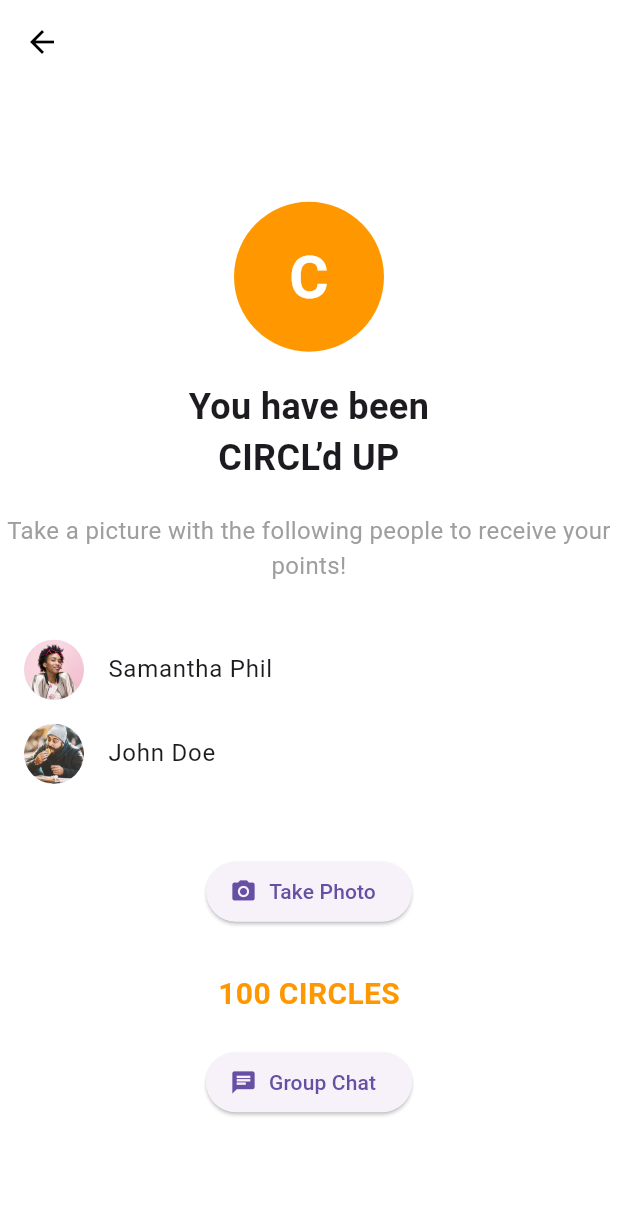
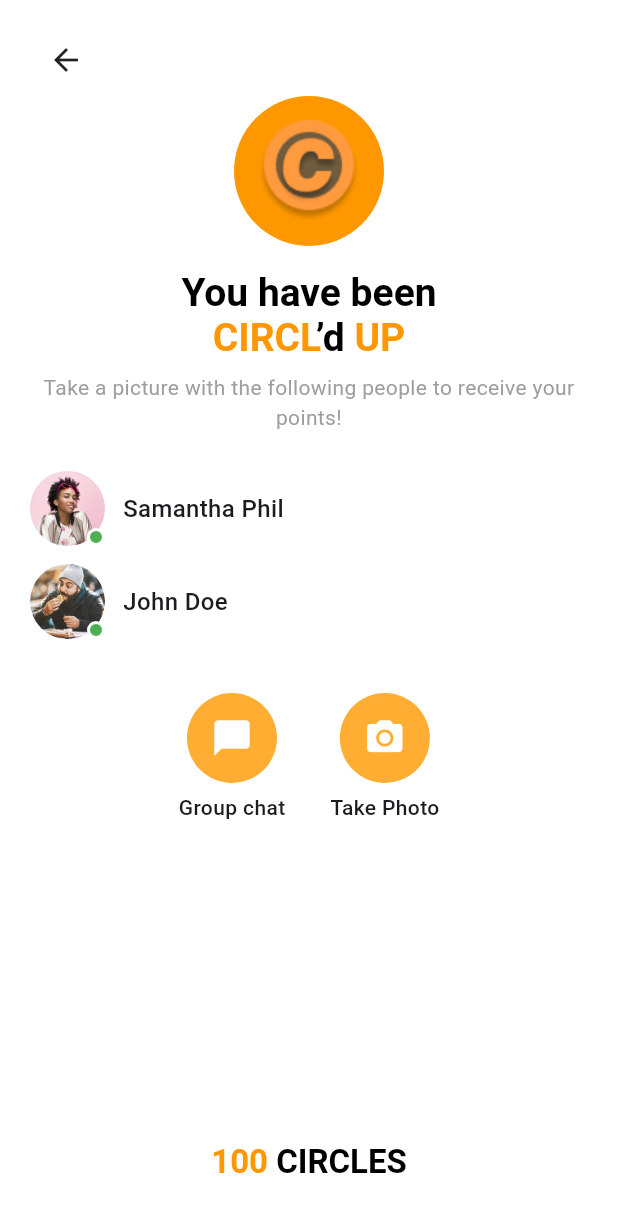
Before and after one commit to GogoPro27/CirclUp, a Flutter app: the MatchPage screen opened directly, on a phone screen of 412 x 824 dp. Shown: the top 1212 px of the screen. Run offline on Flutter 3.47's test engine with Material 3 defaults, Android fonts, the phone set to English and light mode, and no system bars; our stand-ins replace cloud_firestore, firebase_auth, firebase_core, google_maps_flutter, google_sign_in, image_picker and 1 more; accounts and stored records are empty.

Commit message:
Added camera, take photo option.

```diff
--- a/lib/screens/map_screen.dart
+++ b/lib/screens/map_screen.dart
@@ -1,5 +1,6 @@
 import 'package:flutter/material.dart';
 import 'package:google_maps_flutter/google_maps_flutter.dart';
+import 'package:circl_up_app/screens/match_page.dart'; // 👈 import MatchPage
 import '../data/data.dart'; // where your mockEvents live
 import '../models/event.dart';
 import '../widgets/event_details_bottom_sheet.dart';
@@ -69,6 +70,24 @@ class _MapScreenState extends State<MapScreen> {
             onTap: (_) => _closeCard(),
           ),
 
+          // ✅ Top-left Cupp icon
+          Positioned(
+            top: 40,
+            left: 20,
+            child: GestureDetector(
+              onTap: () {
+                Navigator.of(context).push(
+                  MaterialPageRoute(builder: (_) => const MatchPage()),
+                );
+              },
+              child: Image.asset(
+                'assets/Cupp_pair.png',
+                width: 70,
+                height: 70,
+              ),
+            ),
+          ),
+
           // Animated slide-up card (EventDetailsBottomSheet)
           AnimatedSlide(
             duration: const Duration(milliseconds: 300),
@@ -86,7 +105,7 @@ class _MapScreenState extends State<MapScreen> {
                   onParticipationChanged: () {
                     setState(() {}); // refresh participants count
                   },
-                  onClose: _closeCard, // 👈 back arrow closes card
+                  onClose: _closeCard,
                 ),
               ),
             ),
--- a/lib/screens/match_page.dart
+++ b/lib/screens/match_page.dart
@@ -1,116 +1,217 @@
-import 'package:circl_up_app/screens/camera_page.dart';
+import 'dart:io';
 import 'package:flutter/material.dart';
-import '../utils/constants.dart';
+import 'package:image_picker/image_picker.dart';
+import 'package:intl/intl.dart';
+import 'package:path/path.dart' as path;
+import 'package:permission_handler/permission_handler.dart';
 
-class MatchPage extends StatefulWidget {
+class MatchPage extends StatelessWidget {
   const MatchPage({Key? key}) : super(key: key);
 
-  @override
-  _MatchPageState createState() => _MatchPageState();
-}
+  Future<void> _takePhoto(BuildContext context) async {
+    final picker = ImagePicker();
 
-class _MatchPageState extends State<MatchPage> {
+    // Request camera + storage permissions
+    final cameraStatus = await Permission.camera.request();
+    final storageStatus = await Permission.storage.request();
+
+    if (!cameraStatus.isGranted || !storageStatus.isGranted) {
+      ScaffoldMessenger.of(context).showSnackBar(
+        const SnackBar(content: Text("Camera or storage permission denied")),
+      );
+      return;
+    }
+
+    // Open camera
+    final XFile? pickedFile = await picker.pickImage(source: ImageSource.camera);
+    if (pickedFile == null) return;
+
+    try {
+      // Path: /storage/emulated/0/Pictures/matched_pictures/
+      final Directory extDir =
+      Directory("/storage/emulated/0/Pictures/matched_pictures");
+
+      if (!(await extDir.exists())) {
+        await extDir.create(recursive: true);
+      }
+
+      // Unique name with timestamp
+      final String fileName =
+          "match_${DateFormat('yyyyMMdd_HHmmss').format(DateTime.now())}${path.extension(pickedFile.path)}";
+
+      final String newPath = path.join(extDir.path, fileName);
+
+      // Copy the photo
+      final File newImage = await File(pickedFile.path).copy(newPath);
+
+      // Feedback
+      ScaffoldMessenger.of(context).showSnackBar(
+        SnackBar(content: Text("Photo saved in Gallery: ${newImage.path}")),
+      );
+    } catch (e) {
+      ScaffoldMessenger.of(context).showSnackBar(
+        SnackBar(content: Text("Error saving photo: $e")),
+      );
+    }
+  }
+
   @override
   Widget build(BuildContext context) {
     return Scaffold(
-      appBar: AppBar(
-        backgroundColor: Colors.white,
-        elevation: 0,
-        leading: IconButton(
-          icon: const Icon(Icons.arrow_back, color: Colors.black),
-          onPressed: () => Navigator.of(context).pop(),
+      body: SafeArea(
+        child: Padding(
+          padding: const EdgeInsets.symmetric(horizontal: 20.0, vertical: 16),
+          child: Column(
+            crossAxisAlignment: CrossAxisAlignment.center,
+            children: [
+              // Back button
+              Align(
+                alignment: Alignment.centerLeft,
+                child: IconButton(
+                  icon: const Icon(Icons.arrow_back, color: Colors.black87),
+                  onPressed: () => Navigator.pop(context),
+                ),
+              ),
+
+              // Logo Circle
+              Container(
+                width: 100,
+                height: 100,
+                decoration: const BoxDecoration(
+                  shape: BoxShape.circle,
+                  color: Colors.orange,
+                ),
+                child: Padding(
+                  padding: const EdgeInsets.all(8.0),
+                  child: Image.asset("assets/Cupp_pair.png"),
+                ),
+              ),
+              const SizedBox(height: 16),
+
+              // Title
+              RichText(
+                textAlign: TextAlign.center,
+                text: const TextSpan(
+                  style: TextStyle(fontSize: 26, fontWeight: FontWeight.bold),
+                  children: [
+                    TextSpan(
+                        text: "You have been\n",
+                        style: TextStyle(color: Colors.black)),
+                    TextSpan(
+                        text: "CIRCL", style: TextStyle(color: Colors.orange)),
+                    TextSpan(text: "’d", style: TextStyle(color: Colors.black)),
+                    TextSpan(text: " UP", style: TextStyle(color: Colors.orange)),
+                  ],
+                ),
+              ),
+              const SizedBox(height: 8),
+
+              // Subtitle
+              const Text(
+                "Take a picture with the following people to receive your points!",
+                textAlign: TextAlign.center,
+                style: TextStyle(color: Colors.grey),
+              ),
+              const SizedBox(height: 20),
+
+              // Users list
+              _buildUserTile(
+                  "Samantha Phil", "assets/samantha_picture.png", true),
+              _buildUserTile("John Doe", "assets/john_picture.png", true),
+              const SizedBox(height: 30),
+
+              // Row of buttons
+              Row(
+                mainAxisAlignment: MainAxisAlignment.center,
+                children: [
+                  _buildCircleButton(Icons.chat_bubble, "Group chat", () {
+                    // TODO: implement group chat navigation
+                  }),
+                  const SizedBox(width: 30),
+                  _buildCircleButton(Icons.photo_camera, "Take Photo", () {
+                    _takePhoto(context);
+                  }),
+                ],
+              ),
+
+              const Spacer(),
+
+              // Reward text
+              RichText(
+                text: const TextSpan(
+                  style: TextStyle(fontSize: 22, fontWeight: FontWeight.bold),
+                  children: [
+                    TextSpan(
+                      text: "100 ",
+                      style: TextStyle(color: Colors.orange),
+                    ),
+                    TextSpan(
+                      text: "CIRCLES",
+                      style: TextStyle(color: Colors.black),
+                    ),
+                  ],
+                ),
+              ),
+              const SizedBox(height: 20),
+            ],
+          ),
         ),
       ),
-      body: Column(
-        mainAxisAlignment: MainAxisAlignment.center,
-        crossAxisAlignment: CrossAxisAlignment.center,
+    );
+  }
+
+  // User row widget
+  Widget _buildUserTile(String name, String imagePath, bool online) {
+    return Padding(
+      padding: const EdgeInsets.symmetric(vertical: 6.0),
+      child: Row(
         children: [
-          const CircleAvatar(
-            radius: 50,
-            backgroundColor: Colors.orange,
-            child: Text(
-              'C',
-              style: TextStyle(
-                color: Colors.white,
-                fontSize: 40,
-                fontWeight: FontWeight.bold,
+          Stack(
+            children: [
+              CircleAvatar(
+                backgroundImage: AssetImage(imagePath),
+                radius: 25,
               ),
-            ),
-          ),
-          const SizedBox(height: 20),
-          const Text(
-            'You have been\nCIRCL’d UP',
-            textAlign: TextAlign.center,
-            style: TextStyle(
-              fontSize: 24,
-              fontWeight: FontWeight.bold,
-            ),
-          ),
-          const SizedBox(height: 20),
-          const Text(
-            'Take a picture with the following people to receive your points!',
-            textAlign: TextAlign.center,
-            style: TextStyle(fontSize: 16, color: Colors.grey),
-          ),
-          const SizedBox(height: 30),
-          const ListTile(
-            leading: CircleAvatar(
-              backgroundImage: AssetImage('assets/samantha_picture.png'),
-            ),
-            title: Text("Samantha Phil"),
-          ),
-          const ListTile(
-            leading: CircleAvatar(
-              backgroundImage: AssetImage('assets/john_picture.png'),
-            ),
-            title: Text("John Doe"),
-          ),
-          const SizedBox(height: 40),
-          if (!isPhotoCapturedGlobal)
-            ElevatedButton.icon(
-              onPressed: () {
-                Navigator.of(context).push(
-                  MaterialPageRoute(
-                    builder: (_) => CameraPage(
-                      onPhotoCaptured: () {
-                        setState(() {
-                          isPhotoCapturedGlobal = true;
-                        });
-                      },
+              if (online)
+                Positioned(
+                  right: 0,
+                  bottom: 0,
+                  child: Container(
+                    width: 12,
+                    height: 12,
+                    decoration: BoxDecoration(
+                      color: Colors.green,
+                      shape: BoxShape.circle,
+                      border: Border.all(color: Colors.white, width: 2),
                     ),
                   ),
-                );
-              },
-              icon: const Icon(Icons.camera_alt),
-              label: const Text("Take Photo"),
-            )
-          else
-            const Text(
-              '1/3 successfully uploaded',
-              style: TextStyle(
-                fontSize: 16,
-                color: Colors.grey,
-              ),
-            ),
-          const SizedBox(height: 30),
-          const Text(
-            '100 CIRCLES',
-            style: TextStyle(
-              fontSize: 20,
-              fontWeight: FontWeight.bold,
-              color: Colors.orange,
-            ),
+                ),
+            ],
           ),
-          const SizedBox(height: 20),
-          ElevatedButton.icon(
-            onPressed: () {
-              Navigator.of(context).pushNamed('/group-chat');
-            },
-            icon: const Icon(Icons.chat),
-            label: const Text("Group Chat"),
-          ),
+          const SizedBox(width: 12),
+          Text(name,
+              style: const TextStyle(fontSize: 16, fontWeight: FontWeight.w500)),
         ],
       ),
     );
   }
+
+  // Orange round button with label
+  Widget _buildCircleButton(IconData icon, String label, VoidCallback onTap) {
+    return Column(
+      children: [
+        GestureDetector(
+          onTap: onTap,
+          child: CircleAvatar(
+            radius: 30,
+            backgroundColor: Colors.orange.withOpacity(0.8),
+            child: Icon(icon, color: Colors.white, size: 28),
+          ),
+        ),
+        const SizedBox(height: 6),
+        Text(label,
+            style: const TextStyle(fontSize: 14, fontWeight: FontWeight.w500)),
+      ],
+    );
+  }
 }
--- a/pubspec.yaml
+++ b/pubspec.yaml
@@ -35,6 +35,11 @@ dependencies:
   firebase_auth: ^5.7.0
   cloud_firestore: ^5.5.0
   google_sign_in: ^6.2.1
+  image_picker: ^1.0.7
+  path_provider: ^2.1.2
+  path: ^1.9.0
+  intl: ^0.19.0
+  permission_handler: ^11.3.1
 
 
   # The following adds the Cupertino Icons font to your application.
```
Also changed, not shown: pubspec.lock, 6 other files.
